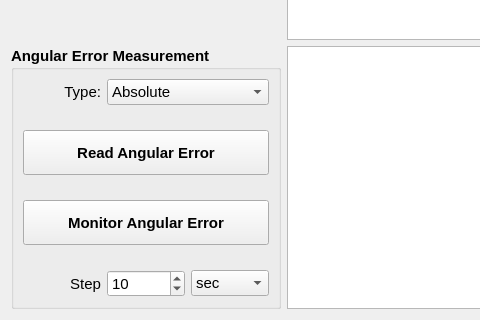
lnls-ima/hall-bench-control, file hallbench/gui/ui/angularerrorwidget.ui: the form before one commit; both pictures show x 0 to 480 and y 541 to 861 of the 1231 by 861 pixel window.
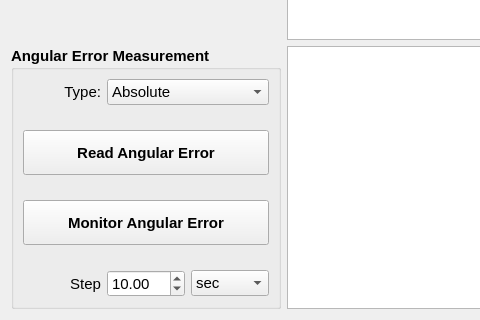
The form after the commit. Icons and pictures are not drawn. Custom widgets are drawn as their Qt base class.

What changed in the file:
```diff
--- a/hallbench/gui/ui/angularerrorwidget.ui
+++ b/hallbench/gui/ui/angularerrorwidget.ui
@@ -307,25 +307,6 @@
         </property>
        </widget>
       </item>
-      <item row="3" column="1">
-       <widget class="QSpinBox" name="monitorstep_sb">
-        <property name="font">
-         <font>
-          <weight>50</weight>
-          <bold>false</bold>
-         </font>
-        </property>
-        <property name="minimum">
-         <number>1</number>
-        </property>
-        <property name="maximum">
-         <number>10000</number>
-        </property>
-        <property name="value">
-         <number>10</number>
-        </property>
-       </widget>
-      </item>
       <item row="3" column="2">
        <widget class="QComboBox" name="monitorunit_cmb">
         <property name="font">
@@ -387,6 +368,22 @@
         </item>
        </widget>
       </item>
+      <item row="3" column="1">
+       <widget class="QDoubleSpinBox" name="monitorstep_sb">
+        <property name="font">
+         <font>
+          <weight>50</weight>
+          <bold>false</bold>
+         </font>
+        </property>
+        <property name="maximum">
+         <double>60.000000000000000</double>
+        </property>
+        <property name="value">
+         <double>10.000000000000000</double>
+        </property>
+       </widget>
+      </item>
      </layout>
     </widget>
    </item>
```
Left out of the diff: 4 changed lines with no effect on the pictures.
